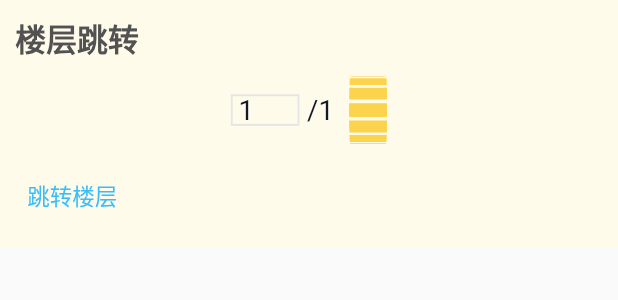
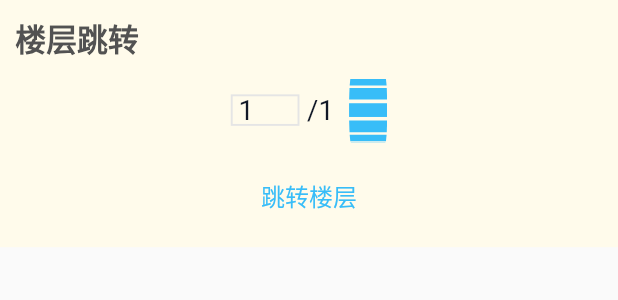
Before and after one commit to toddtail/bogisland, a Flutter app: the FloorSelector widget shown alone on an empty page, opened directly, on a phone screen of 412 x 824 dp. Shown: the top 300 px of the screen. Run offline on Flutter 3.47's test engine with Material 2 defaults, Android fonts, the phone set to English and light mode, and no system bars; our stand-ins replace extended_image, flutter_html, flutter_screenutil, flutter_svg, get, get_storage and 6 more; missing offline and left inert: resonance; accounts and stored records are empty; network calls fail; statements that could not run were skipped.

Commit message:
update - finish floor jump function

```diff
--- a/lib/app/modules/content/widgets/floor_selector.dart
+++ b/lib/app/modules/content/widgets/floor_selector.dart
@@ -1,6 +1,7 @@
 import 'package:bog_island/app/data/tailwind_colors.dart';
 import 'package:bog_island/app/modules/content/controllers/content_controller.dart';
 import 'package:flutter/material.dart';
+import 'package:flutter/rendering.dart';
 import 'package:flutter_screenutil/flutter_screenutil.dart';
 import 'package:get/get_state_manager/src/rx_flutter/rx_obx_widget.dart';
 import 'package:get/get_state_manager/src/simple/get_view.dart';
@@ -30,7 +31,7 @@ class FloorSelector extends GetView<ContentController> {
                         // height: 24.h,
                         child: TextField(
                             keyboardType: TextInputType.number,
-                            controller: controller.textEditingController,
+                            controller: controller.floorEditingController,
                             maxLines: 1,
                             style: TextStyle(
                                 fontSize: 16.sp,
@@ -53,11 +54,15 @@ class FloorSelector extends GetView<ContentController> {
                     ],
                   ).width(1.sh),
                 ),
-                TextButton(
+                Container(
+                  alignment: Alignment.center,
+                  width: 1.sh,
+                  child: TextButton(
                       onPressed: () {
                         controller.onFloorJumpTapped();
                       },
-                    child: Text('跳转楼层').textColor(colorSky400))
+                      child: Text('跳转楼层').textColor(colorSky400).fontSize(14.sp)),
+                )
               ],
             ).padding(all: 8.w)))
         .width(1.sh)
@@ -66,22 +71,34 @@ class FloorSelector extends GetView<ContentController> {
   }
 
   Widget floorScroller() {
-    return ListWheelScrollView.useDelegate(
+    return NotificationListener<ScrollNotification>(
+      onNotification: (ScrollNotification scrollInfo) {
+        ScrollDirection direction =
+            controller.floorWheelController.position.userScrollDirection;
+        controller.changeFloorSelection(direction);
+        return true;
+      },
+      child: ListWheelScrollView.useDelegate(
+        controller: controller.floorWheelController,
         itemExtent: 8.h,
         diameterRatio: 0.8,
+        perspective: 0.005,
         physics: const FixedExtentScrollPhysics(),
         onSelectedItemChanged: (index) async {
           try {
             await Resonance.vibrate(duration: const Duration(milliseconds: 10));
-        } catch (e) {}
+          } catch (e) {
+            print(e);
+          }
         },
         childDelegate: ListWheelChildLoopingListDelegate(
             children: List.generate(
                 18,
                 (index) => Divider(
-                    color: colorAmber300,
+                      color: colorSky400,
                       thickness: 8.h,
                     ))),
-    ).width(20.w).height(52.h);
+      ).width(20.w).height(52.h),
+    );
   }
 }
```
Also changed, not shown: lib/app/modules/content/controllers/content_controller.dart (+24 -1 lines). Lines whose indentation alone changed are shown as unchanged.
